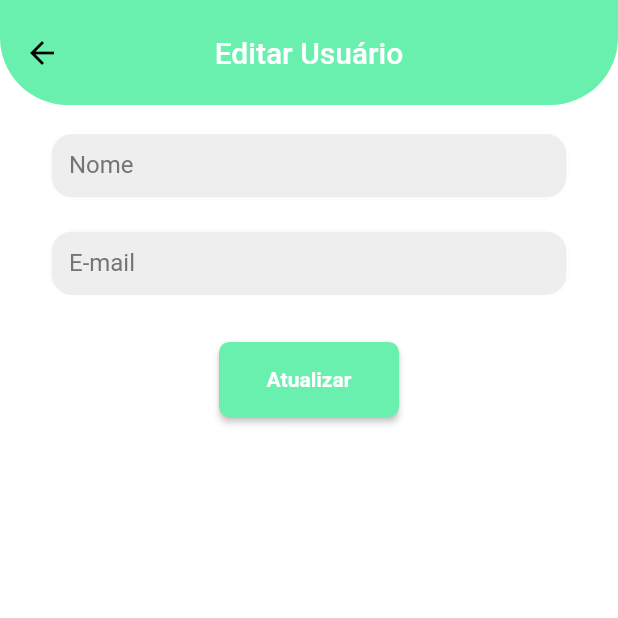
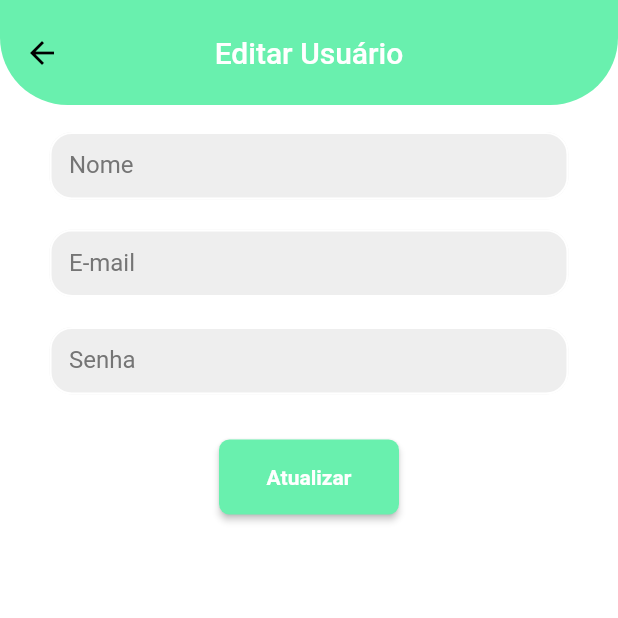
Before and after one commit to pedroserretti/LoginPageFlutter, a Flutter app: the HomeEditPage screen opened directly with empty values, on a phone screen of 412 x 824 dp, the top half of it. Run offline on Flutter 3.47's test engine with Material 2 defaults, Android fonts, the phone set to English and light mode, and no system bars; our stand-ins replace cloud_firestore, firebase_auth, firebase_core, modal_bottom_sheet, page_transition, top_snackbar_flutter; missing offline and left inert: validatorless; accounts and stored records are empty; Roboto replaces fonts that are missing (mplus1).

Commit message:
controller home edit page

```diff
--- a/lib/app/exceptions/firebase_error.dart
+++ /dev/null
@@ -1,9 +0,0 @@
-// ignore_for_file: public_member_api_docs, sort_constructors_first
-class FirebaseError implements Exception {
-  final String message;
-  FirebaseError({
-    required this.message,
-  });
-
-
-}
--- a/lib/app/helpers/message_error.dart
+++ b/lib/app/helpers/message_error.dart
@@ -4,8 +4,6 @@ import 'package:top_snackbar_flutter/top_snack_bar.dart';
 
 
 mixin MessageError<T extends StatefulWidget> on State<T> {
-
-
 
   void showError(String message){
     showTopSnackBar(
--- a/lib/app/pages/home/home_edit_page.dart
+++ b/lib/app/pages/home/home_edit_page.dart
@@ -15,11 +15,13 @@ class HomeEditPage extends StatefulWidget {
 class _HomeEditPageState extends State<HomeEditPage> {
   TextEditingController? _controladorNome;
   TextEditingController? _controladorEmail;
+  TextEditingController? _controladorSenha;
 
   @override
   void initState() {
     _controladorNome = TextEditingController(text: widget.user.name);
     _controladorEmail = TextEditingController(text: widget.user.email);
+    _controladorSenha = TextEditingController(text: widget.user.password);
 
     super.initState();
   }
@@ -95,10 +97,34 @@ class _HomeEditPageState extends State<HomeEditPage> {
             ),
           ),
           Padding(
+            padding: const EdgeInsets.symmetric(horizontal: 25, vertical: 10),
+            child: TextFormField(
+              controller: _controladorSenha,
+              obscureText: true,
+              decoration: InputDecoration(
+                labelText: 'Senha',
+                labelStyle: context.textStyles.textRegular
+                    .copyWith(color: Colors.grey[600]),
+                enabledBorder: OutlineInputBorder(
+                  borderSide:
+                      const BorderSide(color: Colors.white, width: 1.35),
+                  borderRadius: BorderRadius.circular(15),
+                ),
+                focusedBorder: OutlineInputBorder(
+                  borderSide:
+                      const BorderSide(color: Colors.greenAccent, width: 1.35),
+                  borderRadius: BorderRadius.circular(15),
+                ),
+                fillColor: Colors.grey[200],
+                filled: true,
+              ),
+            ),
+          ),
+          Padding(
             padding: const EdgeInsets.all(20.0),
             child: AppButton(
               onPressed: () {
-                FirestoreHelper.update(UserModel(id: widget.user.id, name: _controladorNome!.text, email: _controladorEmail!.text),).then((value) {
+                FirestoreHelper.update(UserModel(id: widget.user.id, name: _controladorNome!.text, email: _controladorEmail!.text, password: _controladorSenha!.text)).then((value) {
                   Navigator.pop(context);
                 });
               },
--- a/lib/app/pages/register/register_page.dart
+++ b/lib/app/pages/register/register_page.dart
@@ -8,8 +8,6 @@ import 'package:login_page_pmsf/app/pages/login/login_page.dart';
 import 'package:login_page_pmsf/app/ui/styles/text_styles.dart';
 import 'package:modal_bottom_sheet/modal_bottom_sheet.dart';
 import 'package:page_transition/page_transition.dart';
-import 'package:top_snackbar_flutter/custom_snack_bar.dart';
-import 'package:top_snackbar_flutter/top_snack_bar.dart';
 import 'package:validatorless/validatorless.dart';
 import '../../components/home_modal_add.dart';
 import '../../helpers/firestore_helper.dart';
--- a/pubspec.yaml
+++ b/pubspec.yaml
@@ -26,6 +26,9 @@ dependencies:
   modal_bottom_sheet: ^2.1.2
   top_snackbar_flutter: ^3.0.0+1
   cloud_firestore: ^4.3.2
+  bloc: ^8.1.1
+  flutter_bloc: ^8.1.2
+  equatable: ^2.0.5
 
 dependency_overrides:
   modal_bottom_sheet:
```
Also changed, not shown: pubspec.lock, 1 other file.
